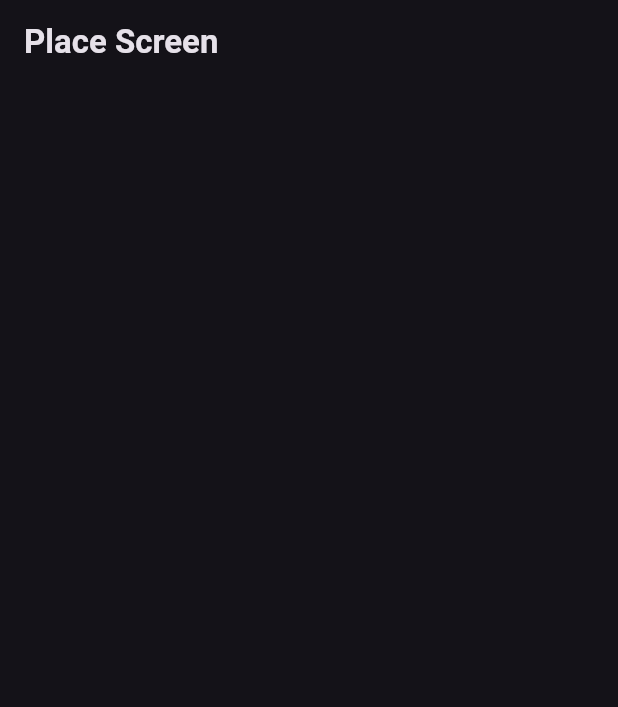
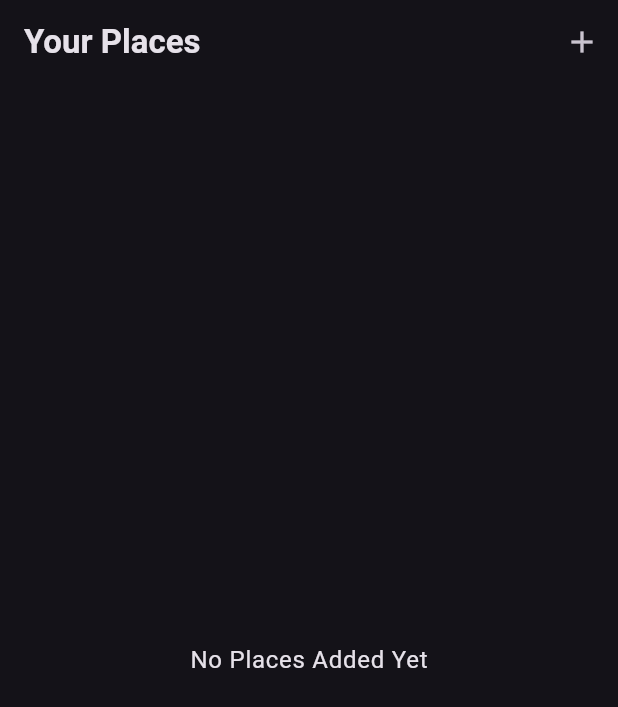
Before and after one commit to BiplobDash/Favourite-Place, a Flutter app: the screen it shows after launch, on a phone screen of 412 x 824 dp. Shown: the top 707 px of the screen. Run offline on Flutter 3.47's test engine with Material 3 defaults, Android fonts, the phone set to English and light mode, and no system bars; our stand-ins replace get, google_fonts.

Commit message:
Add Place and Details Screen

```diff
--- /dev/null
+++ b/lib/controller/add_place_controller.dart
@@ -0,0 +1,25 @@
+import 'package:favourite_place/model/place.dart';
+import 'package:flutter/cupertino.dart';
+import 'package:get/get.dart';
+
+class AddPlaceController extends GetxController{
+
+  final titleController = TextEditingController();
+  var places = <Place>[].obs;
+
+  @override
+  void dispose() {
+    super.dispose();
+    titleController.dispose();
+  }
+
+  void savePlace(){
+    if (titleController.text.isNotEmpty) {
+      final newPlace = Place(title: titleController.text);
+      places.add(newPlace);
+      titleController.clear();
+      Get.back();// Clear input field after saving
+    }
+  }
+
+}
--- a/lib/model/place.dart
+++ b/lib/model/place.dart
@@ -0,0 +1,9 @@
+
+import 'package:uuid/uuid.dart';
+
+const uuid = Uuid();
+class Place{
+  Place({required this.title}) : id = uuid.v4();
+  final String id;
+  final String title;
+}
--- a/lib/utils/config.dart
+++ b/lib/utils/config.dart
@@ -1,3 +1,8 @@
 class AppConfig{
   static String appName = "Favourite Place App";
+  static String yourPlaces = "Your Places";
+  static String noPlacesAdd = "No Places Added Yet";
+  static String addNewPlace = "Add New Place";
+  static String title = "Title";
+  static String addPlace = "Add Place";
 }
--- a/lib/view/place_screen.dart
+++ b/lib/view/place_screen.dart
@@ -1,13 +1,32 @@
+import 'package:favourite_place/controller/add_place_controller.dart';
+import 'package:favourite_place/utils/config.dart';
+import 'package:favourite_place/view/add_places.dart';
+import 'package:favourite_place/widgets/places_list.dart';
 import 'package:flutter/material.dart';
+import 'package:get/get.dart';
 
 class PlaceScreen extends StatelessWidget {
   const PlaceScreen({super.key});
 
   @override
   Widget build(BuildContext context) {
+    final addPlaceController = Get.put(AddPlaceController());
     return Scaffold(
       appBar: AppBar(
-        title: const Text("Place Screen"),
+        title: Text(AppConfig.yourPlaces),
+        actions: [
+          IconButton(
+            onPressed: () {
+              Get.to(
+                  () => const AddPlacesScreen(),
+              );
+            },
+            icon: const Icon(Icons.add),
+          ),
+        ],
+      ),
+      body: PlacesListScreen(
+        places: addPlaceController.places,
       ),
     );
   }
--- /dev/null
+++ b/lib/widgets/places_list.dart
@@ -0,0 +1,37 @@
+import 'package:favourite_place/model/place.dart';
+import 'package:favourite_place/utils/config.dart';
+import 'package:flutter/material.dart';
+import 'package:get/get_state_manager/get_state_manager.dart';
+
+class PlacesListScreen extends StatelessWidget {
+  final List<Place> places;
+  const PlacesListScreen({super.key, required this.places});
+
+  @override
+  Widget build(BuildContext context) {
+    final theme = Theme.of(context);
+    return Scaffold(
+      body: Obx((){
+        if (places.isEmpty) {
+          return Center(
+            child: Text(AppConfig.noPlacesAdd,
+              style: theme.textTheme.bodyLarge!.copyWith(
+                  color: theme.colorScheme.onSurface
+              ),),
+          );
+        }
+        return ListView.builder(
+          itemCount: places.length,
+          itemBuilder: (ctx, index) => ListTile(
+            title: Text(
+              places[index].title,
+              style: theme.textTheme.titleMedium!.copyWith(
+                  color: theme.colorScheme.onSurface
+              ),
+            ),
+          ),
+        );
+      }),
+    );
+  }
+}
```
Also changed, not shown: lib/view/add_places.dart (added, +46 -0 lines), lib/view/place_detail.dart (added, +12 -0 lines).
